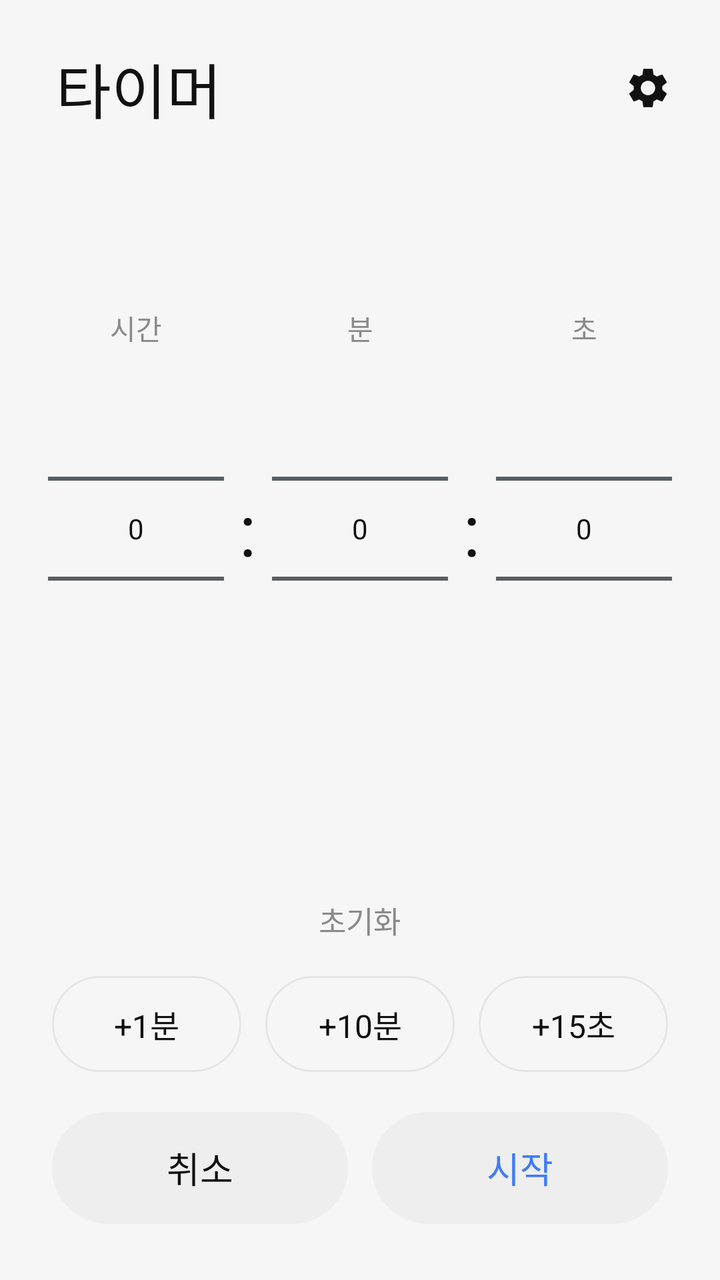
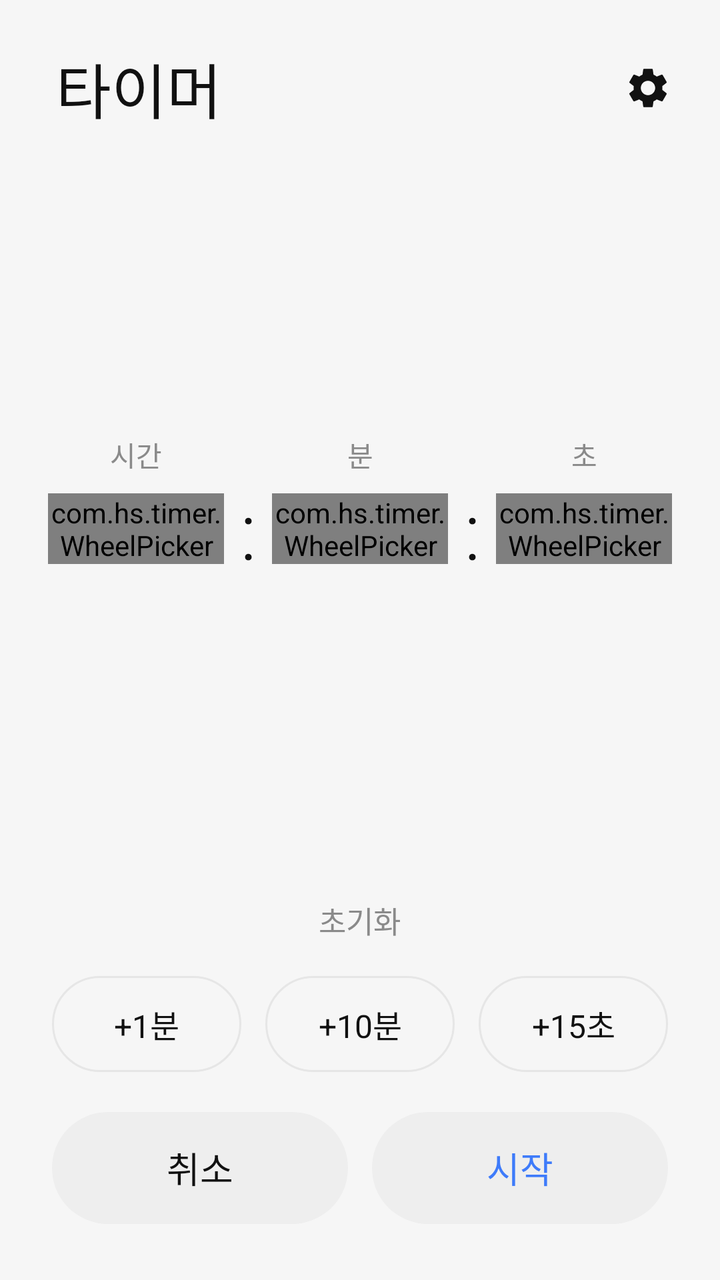

An Android layout rendered at two revisions. The XML below is the earlier revision; the diff shows what the commit changed to produce the second picture.
<!-- AndroidManifest.xml: application theme AppTheme -->
<!-- res/layout/activity_main.xml -->
<?xml version="1.0" encoding="utf-8"?>
<LinearLayout xmlns:android="http://schemas.android.com/apk/res/android"
    android:id="@+id/root"
    android:layout_width="match_parent"
    android:layout_height="match_parent"
    android:background="@color/bg"
    android:orientation="vertical">

    <LinearLayout
        android:layout_width="match_parent"
        android:layout_height="wrap_content"
        android:gravity="center_vertical"
        android:orientation="horizontal"
        android:paddingStart="28dp"
        android:paddingTop="20dp"
        android:paddingEnd="12dp">

        <TextView
            android:layout_width="0dp"
            android:layout_height="wrap_content"
            android:layout_weight="1"
            android:text="타이머"
            android:textColor="@color/text"
            android:textSize="30sp" />

        <ImageView
            android:id="@+id/settings"
            android:layout_width="48dp"
            android:layout_height="48dp"
            android:background="?android:attr/selectableItemBackgroundBorderless"
            android:contentDescription="설정"
            android:padding="12dp"
            android:src="@drawable/ic_settings" />
    </LinearLayout>

    <FrameLayout
        android:layout_width="match_parent"
        android:layout_height="0dp"
        android:layout_weight="1">

        
        <LinearLayout
            android:id="@+id/idleGroup"
            android:layout_width="wrap_content"
            android:layout_height="wrap_content"
            android:layout_gravity="center"
            android:orientation="vertical">

            <LinearLayout
                android:layout_width="wrap_content"
                android:layout_height="wrap_content"
                android:orientation="horizontal">

                <TextView style="@style/PickerLabel" android:text="시간" />
                <Space android:layout_width="24dp" android:layout_height="1dp" />
                <TextView style="@style/PickerLabel" android:text="분" />
                <Space android:layout_width="24dp" android:layout_height="1dp" />
                <TextView style="@style/PickerLabel" android:text="초" />
            </LinearLayout>

            <LinearLayout
                android:layout_width="wrap_content"
                android:layout_height="wrap_content"
                android:gravity="center_vertical"
                android:orientation="horizontal">

                <NumberPicker android:id="@+id/pickH" style="@style/Picker" />
                <TextView style="@style/Colon" />
                <NumberPicker android:id="@+id/pickM" style="@style/Picker" />
                <TextView style="@style/Colon" />
                <NumberPicker android:id="@+id/pickS" style="@style/Picker" />
            </LinearLayout>
        </LinearLayout>

        
        <FrameLayout
            android:id="@+id/runGroup"
            android:layout_width="300dp"
            android:layout_height="300dp"
            android:layout_gravity="center"
            android:visibility="gone">

            <com.hs.timer.RingView
                android:id="@+id/ring"
                android:layout_width="match_parent"
                android:layout_height="match_parent" />

            <LinearLayout
                android:layout_width="wrap_content"
                android:layout_height="wrap_content"
                android:layout_gravity="center"
                android:gravity="center_horizontal"
                android:orientation="vertical">

                <TextView
                    android:id="@+id/timeText"
                    android:layout_width="wrap_content"
                    android:layout_height="wrap_content"
                    android:fontFeatureSettings="tnum"
                    android:text="00:00:00"
                    android:textColor="@color/text"
                    android:textSize="52sp" />

                <TextView
                    android:id="@+id/subText"
                    android:layout_width="wrap_content"
                    android:layout_height="wrap_content"
                    android:layout_marginTop="4dp"
                    android:textColor="@color/muted"
                    android:textSize="15sp" />
            </LinearLayout>
        </FrameLayout>
    </FrameLayout>

    <TextView
        android:id="@+id/reset"
        android:layout_width="wrap_content"
        android:layout_height="40dp"
        android:layout_gravity="center_horizontal"
        android:layout_marginBottom="8dp"
        android:background="?android:attr/selectableItemBackgroundBorderless"
        android:gravity="center"
        android:paddingStart="16dp"
        android:paddingEnd="16dp"
        android:text="초기화"
        android:textColor="@color/muted"
        android:textSize="15sp" />

    
    <LinearLayout
        android:layout_width="match_parent"
        android:layout_height="wrap_content"
        android:gravity="center"
        android:orientation="horizontal"
        android:paddingStart="20dp"
        android:paddingEnd="20dp">

        <TextView android:id="@+id/add1m" style="@style/AddButton" android:text="+1분" />
        <TextView android:id="@+id/add10m" style="@style/AddButton" android:text="+10분" />
        <TextView android:id="@+id/add15s" style="@style/AddButton" android:text="+15초" />
    </LinearLayout>

    
    <LinearLayout
        android:layout_width="match_parent"
        android:layout_height="wrap_content"
        android:orientation="horizontal"
        android:paddingStart="20dp"
        android:paddingTop="20dp"
        android:paddingEnd="20dp"
        android:paddingBottom="28dp">

        <TextView
            android:id="@+id/btnLeft"
            style="@style/BottomButton"
            android:text="취소" />

        <TextView
            android:id="@+id/btnRight"
            style="@style/BottomButton"
            android:text="시작"
            android:textColor="@color/accent" />
    </LinearLayout>
</LinearLayout>
<!-- resources referenced by this layout -->
<resources>
  <color name="accent">#3E7BFA</color>
  <color name="bg">#F6F6F6</color>
  <color name="muted">#8A8A8A</color>
  <color name="text">#111111</color>
  <style name="AddButton">
          <item name="android:layout_width">0dp</item>
          <item name="android:layout_height">48dp</item>
          <item name="android:layout_weight">1</item>
          <item name="android:layout_marginStart">6dp</item>
          <item name="android:layout_marginEnd">6dp</item>
          <item name="android:background">@drawable/bg_outline</item>
          <item name="android:gravity">center</item>
          <item name="android:textColor">@color/text</item>
          <item name="android:textSize">16sp</item>
          <item name="android:clickable">true</item>
          <item name="android:focusable">true</item>
      </style>
  <style name="BottomButton">
          <item name="android:layout_width">0dp</item>
          <item name="android:layout_height">56dp</item>
          <item name="android:layout_weight">1</item>
          <item name="android:layout_marginStart">6dp</item>
          <item name="android:layout_marginEnd">6dp</item>
          <item name="android:background">@drawable/bg_pill</item>
          <item name="android:gravity">center</item>
          <item name="android:textColor">@color/text</item>
          <item name="android:textSize">18sp</item>
          <item name="android:clickable">true</item>
          <item name="android:focusable">true</item>
      </style>
  <style name="Colon">
          <item name="android:layout_width">24dp</item>
          <item name="android:layout_height">wrap_content</item>
          <item name="android:gravity">center</item>
          <item name="android:text">:</item>
          <item name="android:textColor">@color/text</item>
          <item name="android:textSize">36sp</item>
      </style>
  <style name="Picker">
          <item name="android:layout_width">88dp</item>
          <item name="android:layout_height">wrap_content</item>
      </style>
  <style name="PickerLabel">
          <item name="android:layout_width">88dp</item>
          <item name="android:layout_height">wrap_content</item>
          <item name="android:gravity">center</item>
          <item name="android:textColor">@color/muted</item>
          <item name="android:textSize">14sp</item>
      </style>
  <!-- drawable bg_outline (drawable) -->
  <?xml version="1.0" encoding="utf-8"?>
  <ripple xmlns:android="http://schemas.android.com/apk/res/android" android:color="@color/ripple">
      <item>
          <shape android:shape="rectangle">
              <solid android:color="@android:color/transparent" />
              <stroke android:width="1dp" android:color="@color/track" />
              <corners android:radius="100dp" />
          </shape>
      </item>
      <item android:id="@android:id/mask">
          <shape android:shape="rectangle">
              <solid android:color="#FFFFFF" />
              <corners android:radius="100dp" />
          </shape>
      </item>
  </ripple>
  <!-- drawable bg_pill (drawable) -->
  <?xml version="1.0" encoding="utf-8"?>
  <ripple xmlns:android="http://schemas.android.com/apk/res/android" android:color="@color/ripple">
      <item>
          <shape android:shape="rectangle">
              <solid android:color="@color/button" />
              <corners android:radius="100dp" />
          </shape>
      </item>
  </ripple>
  <color name="ripple">#22000000</color>
  <color name="track">#E6E6E6</color>
  <color name="button">#EEEEEE</color>
  <!-- unchanged entries left out for length: 2 -->
</resources>

<!-- the commit's change to res/layout/activity_main.xml (unified diff, before → after) -->
@@ -64,11 +64,11 @@
                 android:gravity="center_vertical"
                 android:orientation="horizontal">
 
-                <NumberPicker android:id="@+id/pickH" style="@style/Picker" />
+                <com.hs.timer.WheelPicker android:id="@+id/pickH" style="@style/Picker" />
                 <TextView style="@style/Colon" />
-                <NumberPicker android:id="@+id/pickM" style="@style/Picker" />
+                <com.hs.timer.WheelPicker android:id="@+id/pickM" style="@style/Picker" />
                 <TextView style="@style/Colon" />
-                <NumberPicker android:id="@+id/pickS" style="@style/Picker" />
+                <com.hs.timer.WheelPicker android:id="@+id/pickS" style="@style/Picker" />
             </LinearLayout>
         </LinearLayout>
 
<!-- resource entries referenced after the edit -->
@@ -35,8 +35,9 @@
           <item name="android:layout_height">wrap_content</item>
           <item name="android:gravity">center</item>
           <item name="android:text">:</item>
+          <item name="android:fontFamily">sans-serif-light</item>
           <item name="android:textColor">@color/text</item>
-          <item name="android:textSize">36sp</item>
+          <item name="android:textSize">40sp</item>
       </style>
   <style name="Picker">
           <item name="android:layout_width">88dp</item>
